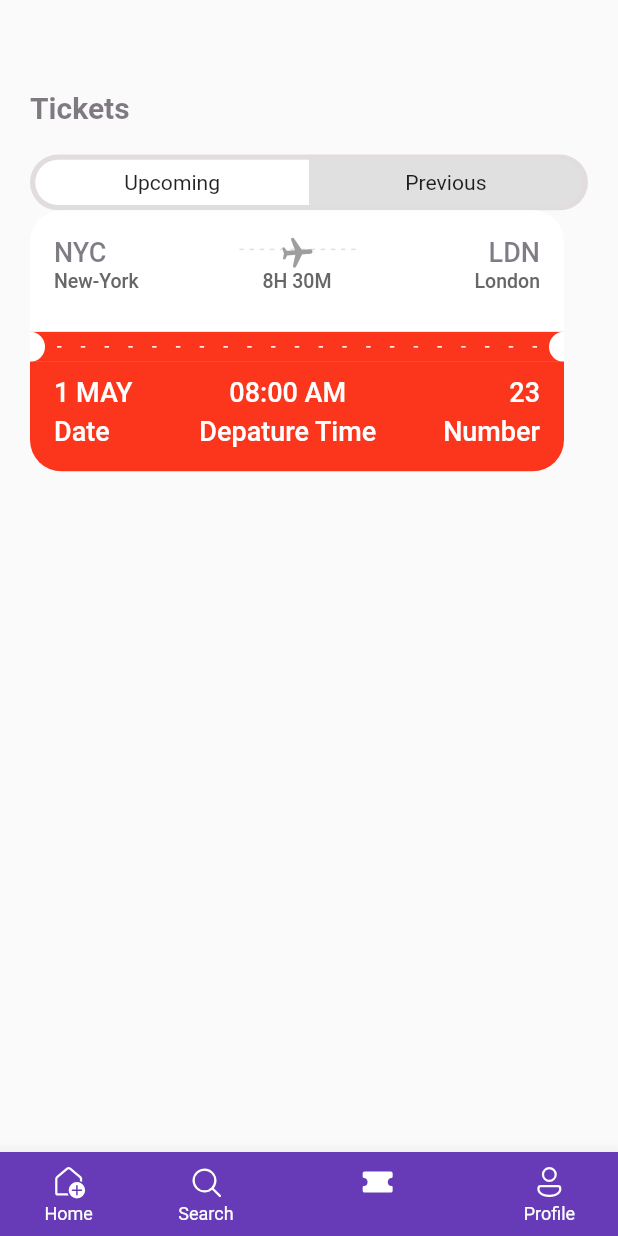
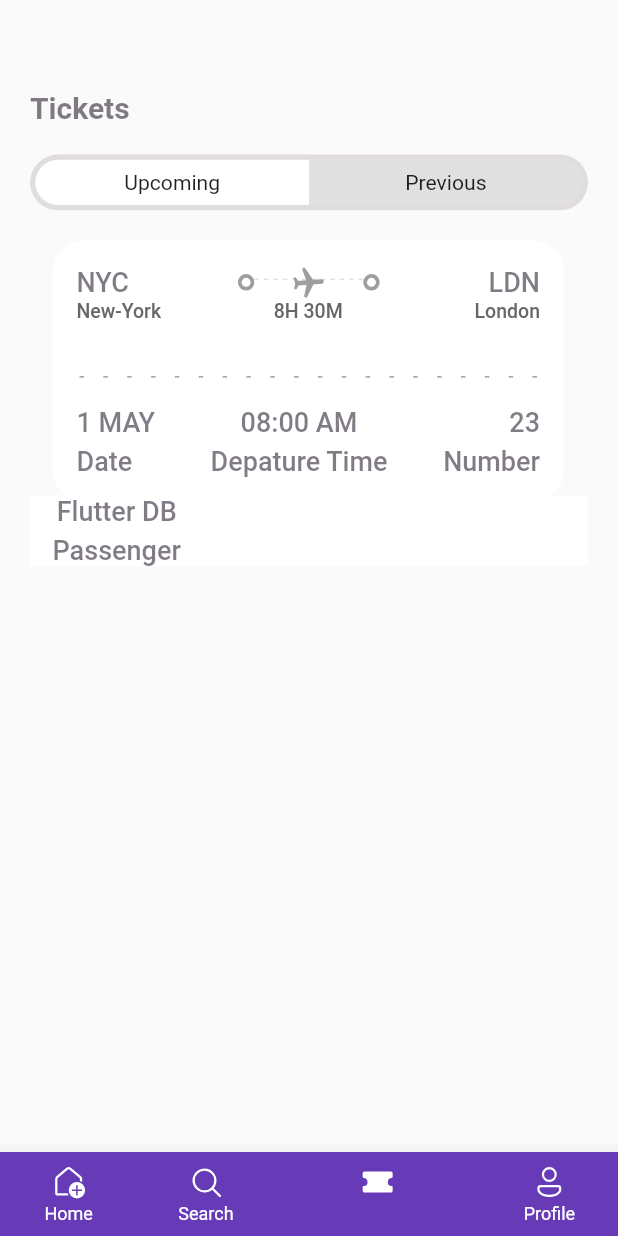
Before and after one commit to picasso653/booking_tickets_app, a Flutter app: the screen it shows after launch, item 3 of the bottom bar chosen, on a phone screen of 412 x 824 dp. Run offline on Flutter 3.47's test engine with Material 2 defaults, Android fonts, the phone set to English and light mode, and no system bars; our stand-ins replace fluentui_icons, get.

Commit message:
very little additions today

```diff
--- a/lib/screens/ticket_screen.dart
+++ b/lib/screens/ticket_screen.dart
@@ -25,8 +25,27 @@ class TicketScreen extends StatelessWidget {
               Text('Tickets', style: Styles.headlineText2,),
               SizedBox(height: AppLayout.getHeight(20)),
               const TicketTab(firstTab: 'Upcoming', secondTab: 'Previous'),
+              SizedBox(height: AppLayout.getHeight(20),),
               Container(
+                padding: EdgeInsets.only(left: AppLayout.getHeight(15)),
                 child: TicketView1(ticket: ticketList[0], isColor: true,),
+              ),
+              Container(
+                padding: const EdgeInsets.symmetric(horizontal: 15),
+                color: Colors.white,
+                child: Column(children: [
+                  Row(
+                    children: [
+                      Column(
+                        children: [
+                          Text('Flutter DB', style: Styles.headlineText3,),
+                          SizedBox(height: AppLayout.getHeight(5),),
+                          Text('Passenger', style: Styles.headlineText3,),
+                        ],
+                      )
+                    ],
+                  )
+                ],),
               )
             ],
           )
--- a/lib/screens/ticket_view.dart
+++ b/lib/screens/ticket_view.dart
@@ -12,7 +12,7 @@ class TicketView1 extends StatelessWidget {
   Widget build(BuildContext context) {
     return SizedBox(
       width: MediaQuery.of(context).size.width * 0.85,
-      height: AppLayout.getHeight(200),
+      height: AppLayout.getHeight(170),
       child: Container(
         margin: EdgeInsets.only(right: AppLayout.getHeight(16)),
         child: Column(
@@ -39,7 +39,7 @@ class TicketView1 extends StatelessWidget {
                                   .copyWith(color: Colors.white): Styles.headlineText3,
                             ),
                             Expanded(child: Container()),
-                            const ThickContainer(),
+                            const ThickContainer(isColor: true,),
                             Expanded(
                               child: Stack(
                                 children: [
@@ -80,7 +80,7 @@ class TicketView1 extends StatelessWidget {
                                 ],
                               ),
                             ),
-                            const ThickContainer(),
+                            const ThickContainer(isColor: true,),
                             Expanded(child: Container()),
                             Text(
                               ticket['to']['code'],
@@ -126,7 +126,7 @@ class TicketView1 extends StatelessWidget {
                 // The previous container shows the blue part of the ticket
                 // The next container shows the link between the red and blue part of the ticket
                 Container(
-                  color: Styles.orangeColor,
+                  color:isColor==null? Styles.orangeColor:Colors.white,
                   child: Row(
                     children: [
                       SizedBox(
@@ -154,12 +154,12 @@ class TicketView1 extends StatelessWidget {
                                     MainAxisAlignment.spaceBetween,
                                 children: List.generate(
                                   (constraints.constrainWidth() / 15).floor(),
-                                  (index) => const SizedBox(
+                                  (index) =>  SizedBox(
                                     width: 3,
                                     height: 1,
                                     child: DecoratedBox(
                                         decoration:
-                                            BoxDecoration(color: Colors.white)),
+                                            BoxDecoration(color: isColor==null? Colors.white: Colors.grey)),
                                   ),
                                 ),
                               );
@@ -184,7 +184,7 @@ class TicketView1 extends StatelessWidget {
                 // the next container shows the red part of the ticket
                 Container(
                   decoration: BoxDecoration(
-                    color: Styles.orangeColor,
+                    color:isColor==null? Styles.orangeColor: Colors.white,
                     borderRadius: const BorderRadius.only(
                         bottomLeft: Radius.circular(21),
                         bottomRight: Radius.circular(21)),
@@ -199,16 +199,16 @@ class TicketView1 extends StatelessWidget {
                         children: [
                           Text(
                             ticket['date'],
-                            style: Styles.headlineText3
-                                .copyWith(color: Colors.white),
+                            style:isColor==null? Styles.headlineText3
+                                .copyWith(color: Colors.white):Styles.headlineText3,
                           ),
                           const SizedBox(
                             height: 5,
                           ),
                           Text(
                             'Date',
-                            style: Styles.headlineText3
-                                .copyWith(color: Colors.white),
+                            style:isColor==null? Styles.headlineText3
+                                .copyWith(color: Colors.white):Styles.headlineText3,
                           )
                         ],
                       ),
@@ -217,16 +217,16 @@ class TicketView1 extends StatelessWidget {
                         children: [
                           Text(
                             ticket['depature'],
-                            style: Styles.headlineText3
-                                .copyWith(color: Colors.white),
+                            style:isColor==null? Styles.headlineText3
+                                .copyWith(color: Colors.white):Styles.headlineText3,
                           ),
                           const SizedBox(
                             height: 5,
                           ),
                           Text(
                             'Depature Time',
-                            style: Styles.headlineText3
-                                .copyWith(color: Colors.white),
+                            style:isColor==null? Styles.headlineText3
+                                .copyWith(color: Colors.white):Styles.headlineText3,
                           )
                         ],
                       ),
@@ -235,16 +235,16 @@ class TicketView1 extends StatelessWidget {
                         children: [
                           Text(
                             ticket['number'],
-                            style: Styles.headlineText3
-                                .copyWith(color: Colors.white),
+                            style:isColor==null? Styles.headlineText3
+                                .copyWith(color: Colors.white):Styles.headlineText3,
                           ),
                           const SizedBox(
                             height: 5,
                           ),
                           Text(
                             'Number',
-                            style: Styles.headlineText3
-                                .copyWith(color: Colors.white),
+                            style:isColor==null? Styles.headlineText3
+                                .copyWith(color: Colors.white):Styles.headlineText3,
                           )
                         ],
                       )
```
